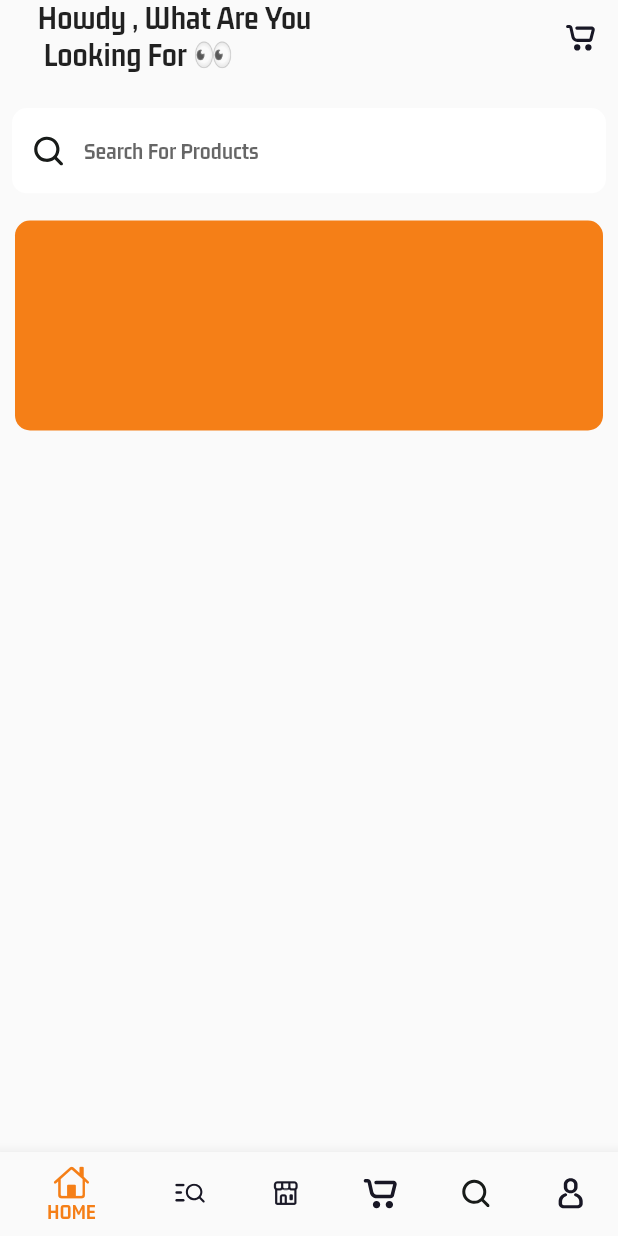
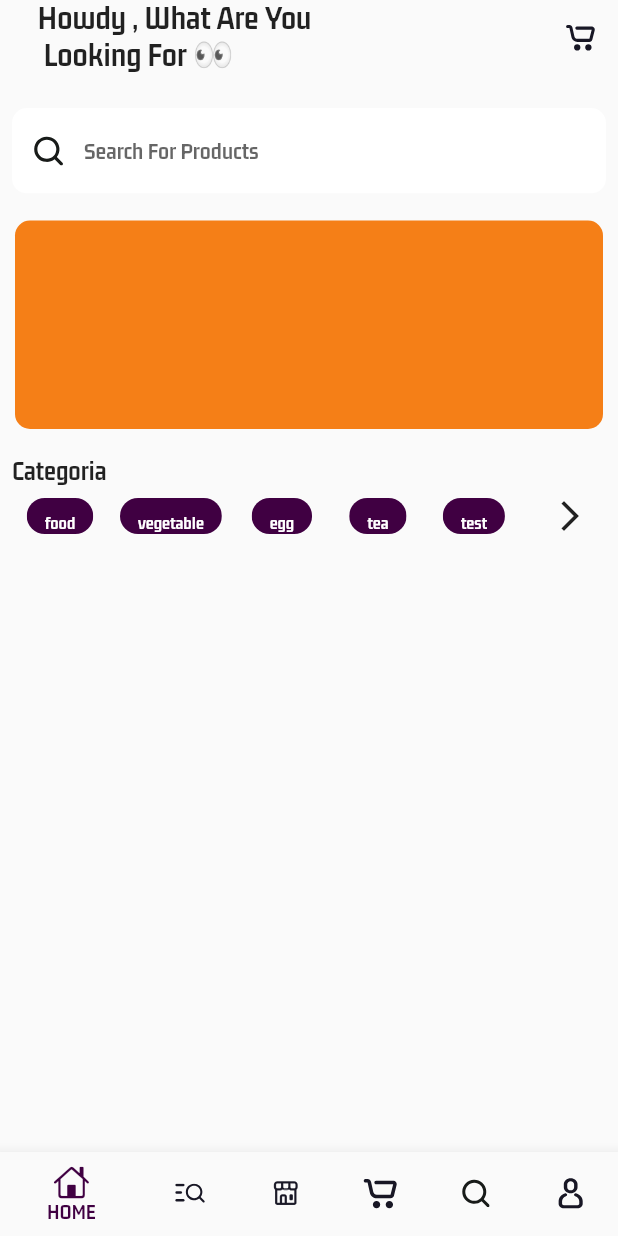
Before and after one commit to amorim66/mobile_cupkat, a Flutter app: the screen it shows after launch, on a phone screen of 412 x 824 dp. Run offline on Flutter 3.47's test engine with Material 2 defaults, Android fonts, the phone set to English and light mode, and no system bars; our stand-ins replace cloud_firestore, firebase_core, flutter_svg; accounts and stored records are empty.

Commit message:
categorias

```diff
--- a/lib/views/buyers/main_screen.dart
+++ b/lib/views/buyers/main_screen.dart
@@ -39,7 +39,7 @@ class _MainScreeState extends State<MainScreen> {
           });
         },
         unselectedItemColor: Colors.black,
-        selectedItemColor: Colors.yellow.shade900,
+        selectedItemColor:  Color.fromRGBO(64, 0, 66, 1),
         items: [
         BottomNavigationBarItem(
           icon: Icon(CupertinoIcons.home),
--- a/lib/views/buyers/nav_screens/home_screen.dart
+++ b/lib/views/buyers/nav_screens/home_screen.dart
@@ -1,5 +1,6 @@
 import 'package:flutter/material.dart';
 import 'widgets/banner_widget.dart';
+import 'widgets/category_text.dart';
 import 'widgets/search_input_widget.dart';
 import 'widgets/welcome_text_widget.dart';
 
@@ -9,6 +10,7 @@ class HomeScreen extends StatelessWidget {
   @override
   Widget build(BuildContext context) {
     return Column(
+      crossAxisAlignment: CrossAxisAlignment.start,
       children: [
         WelcomeText(),
         SizedBox(
@@ -17,6 +19,7 @@ class HomeScreen extends StatelessWidget {
         SearchInput(),
 
         BannerWidget(),
+        CategoryText(),
       ],
     );
   }
--- a/lib/views/buyers/nav_screens/widgets/banner_widget.dart
+++ b/lib/views/buyers/nav_screens/widgets/banner_widget.dart
@@ -35,7 +35,7 @@ class _BannerWidgetState extends State<BannerWidget> {
     return Padding(
       padding: const EdgeInsets.all(10.0),
       child: Container(
-        height: 140,
+        height: 139,
         width: double.infinity,
         decoration: BoxDecoration(
           color: Colors.yellow.shade900,
--- /dev/null
+++ b/lib/views/buyers/nav_screens/widgets/category_text.dart
@@ -0,0 +1,63 @@
+import 'package:flutter/material.dart';
+
+class CategoryText extends StatelessWidget {
+  final List<String> _categorylable = [
+    'food',
+    'vegetable',
+    'egg',
+    'tea',
+    'test',
+    'test',
+    'test',
+    'test',
+    'test',
+  ];
+  @override
+  Widget build(BuildContext context) {
+    return Padding(
+      padding: const EdgeInsets.all(8.0),
+      child: Column(
+        crossAxisAlignment: CrossAxisAlignment.start,
+        children: [
+          Text(
+            'Categoria',
+            style: TextStyle(
+              fontSize: 18,
+            ),
+          ),
+          Container(
+            height: 40,
+            child: Row(
+              children: [
+                Expanded(
+                  child: ListView.builder(
+                    scrollDirection: Axis.horizontal,
+                    itemCount: _categorylable.length,
+                    itemBuilder: (context, index) {
+                      return Padding(
+                        padding: const EdgeInsets.all(8.0),
+                        child: ActionChip(
+                            backgroundColor: Color.fromRGBO(64, 0, 66, 1),
+                            onPressed: () {},
+                            label: Center(
+                              child: Text(
+                                _categorylable[index],
+                                style: TextStyle(color: Colors.white, fontSize: 12, fontWeight: FontWeight.bold),
+                              ),
+                            )),
+                      );
+                    },
+                  ),
+                ),
+                IconButton(
+                  onPressed: () {},
+                  icon: Icon(Icons.arrow_forward_ios),
+                ),
+              ],
+            ),
+          ),
+        ],
+      ),
+    );
+  }
+}
```
